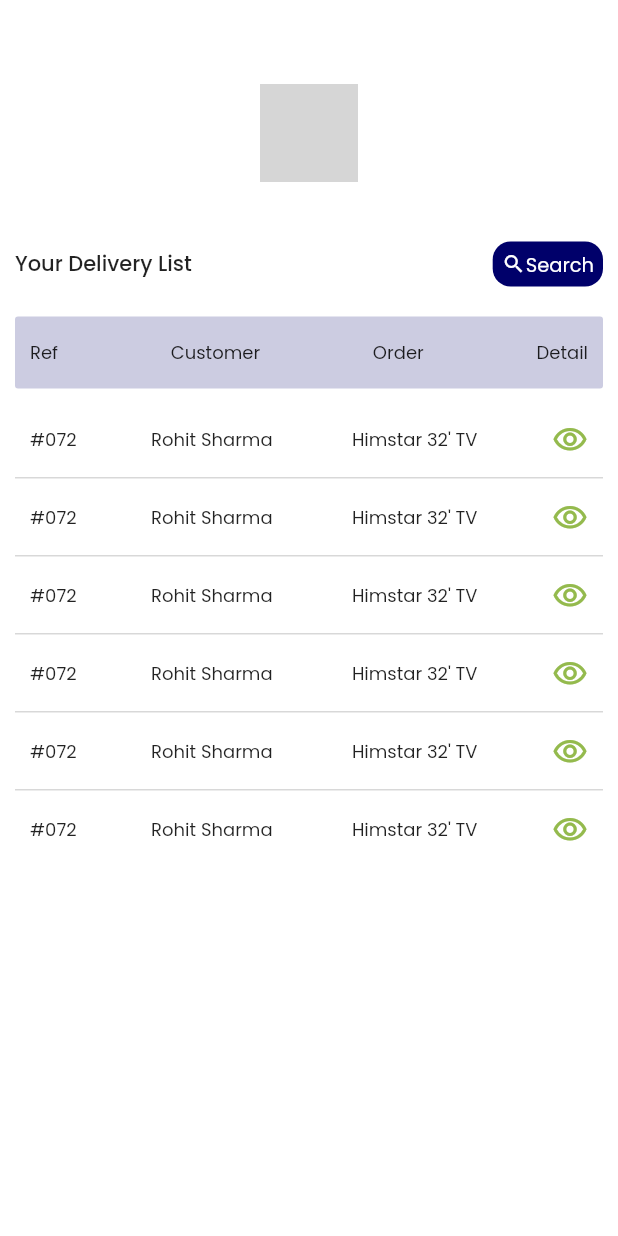
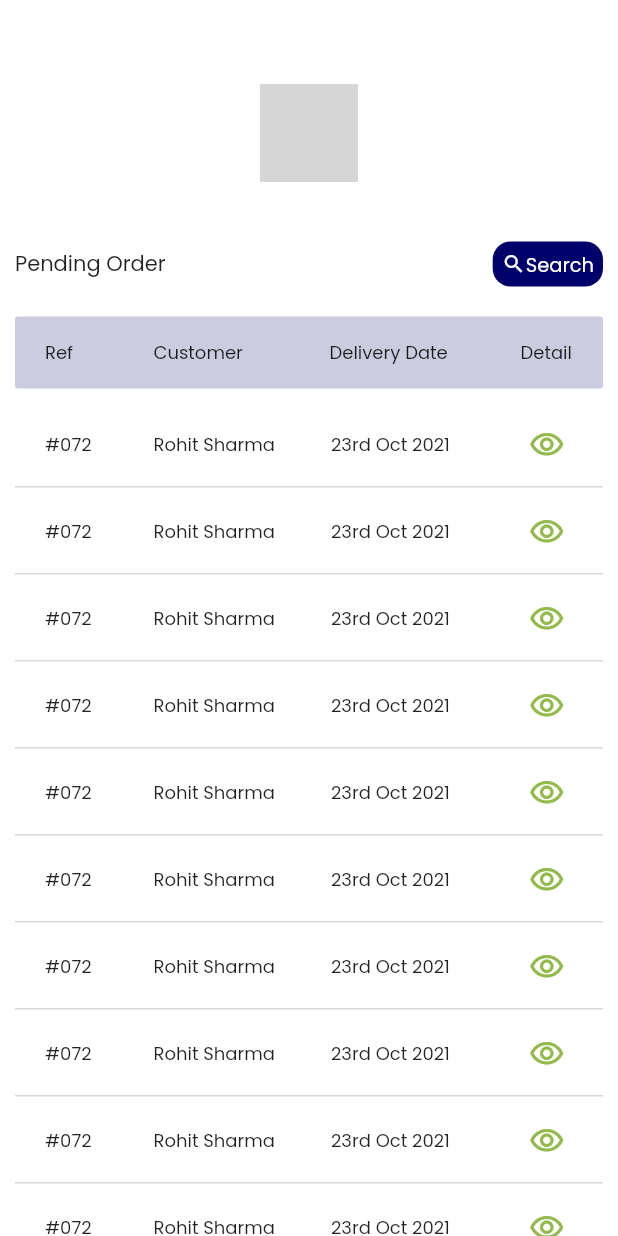
Before and after one commit to surajadkhari/Parse-Json_in_Flutter, a Flutter app: the screen it shows after launch, on a phone screen of 412 x 824 dp. Run offline on Flutter 3.47's test engine with Material 2 defaults, Android fonts, the light colour scheme and no system bars; our stand-ins replace data_table_2, flutter_riverpod, google_fonts; network calls fail; grey boxes are pictures that could not be loaded.

Commit message:
Pendingorder UI2

```diff
--- /dev/null
+++ b/lib/components/pendingorder_section.dart
@@ -0,0 +1,91 @@
+import 'package:flutter/material.dart';
+
+Container tableTitleWidget(TextStyle menustyle) {
+  return Container(
+    margin: EdgeInsets.all(10),
+    padding: EdgeInsets.all(10),
+    height: 48,
+    decoration: BoxDecoration(
+        borderRadius: BorderRadius.circular(2),
+        color: Color(0xff00006A).withOpacity(0.2)),
+    child: Padding(
+      padding: const EdgeInsets.symmetric(horizontal: 10.0),
+      child: Row(
+        mainAxisAlignment: MainAxisAlignment.spaceBetween,
+        children: [
+          Container(width: 35, child: Text("Ref", style: menustyle)),
+          Container(
+            width: 80,
+            child: Text(
+              "Customer",
+              style: menustyle,
+            ),
+          ),
+          Container(
+            width: 90,
+            child: Text(
+              "Delivery Date",
+              style: menustyle,
+            ),
+          ),
+          Container(
+            width: 35,
+            child: Text(
+              "Detail",
+              style: menustyle,
+            ),
+          )
+        ],
+      ),
+    ),
+  );
+}
+
+Expanded tableDataWidget(TextStyle menustyle) {
+  return Expanded(
+    child: ListView.builder(
+        shrinkWrap: true,
+        scrollDirection: Axis.vertical,
+        physics: ScrollPhysics(parent: BouncingScrollPhysics()),
+        itemCount: 20,
+        itemBuilder: (context, index) {
+          return Container(
+            margin: EdgeInsets.only(left: 10, right: 10, bottom: 2),
+            padding: EdgeInsets.all(10),
+            height: 56,
+            decoration: BoxDecoration(
+                border: Border(
+                    bottom: BorderSide(color: Colors.grey.withOpacity(0.4)))),
+            child: Padding(
+              padding: const EdgeInsets.symmetric(horizontal: 10.0),
+              child: Row(
+                mainAxisAlignment: MainAxisAlignment.spaceBetween,
+                children: [
+                  Container(width: 36, child: Text("#072", style: menustyle)),
+                  Container(
+                    width: 82,
+                    child: Text(
+                      "Rohit Sharma",
+                      style: menustyle,
+                    ),
+                  ),
+                  Container(
+                    width: 90,
+                    child: Text(
+                      "23rd Oct 2021",
+                      overflow: TextOverflow.ellipsis,
+                      style: menustyle,
+                    ),
+                  ),
+                  Container(
+                    width: 35,
+                    child: Icon(Icons.visibility_outlined,
+                        color: Color(0xff94BA4D)),
+                  )
+                ],
+              ),
+            ),
+          );
+        }),
+  );
+}
--- a/lib/main.dart
+++ b/lib/main.dart
@@ -1,7 +1,8 @@
 import 'package:flutter/material.dart';
 import 'package:flutter_riverpod/flutter_riverpod.dart';
+import 'package:parse_json_flutter/screen/hm_UI2.dart';
 import 'package:parse_json_flutter/screen/hm_ui.dart';
-import 'package:parse_json_flutter/screen/homepage.dart';
+import 'package:parse_json_flutter/screen/pendingorder_page.dart';
 
 void main() {
   runApp(ProviderScope(child: const MyApp()));
@@ -14,7 +15,7 @@ class MyApp extends StatelessWidget {
   Widget build(BuildContext context) {
     return MaterialApp(
       debugShowCheckedModeBanner: false,
-      home: NeworderPage(),
+      home: NewUI(),
     );
   }
 }
--- a/lib/providers/export_provider.dart
+++ /dev/null
@@ -1,2 +0,0 @@
-export 'package:flutter_riverpod/flutter_riverpod.dart';
-export 'package:parse_json_flutter/services/api_service.dart';
--- a/lib/providers/userdata_provider.dart
+++ /dev/null
@@ -1,19 +0,0 @@
-import 'package:parse_json_flutter/services/export_service.dart';
-
-import 'export_provider.dart';
-
-//Statenotifer provider Class
-class UserNotifier extends StateNotifier<List<UsersModel>> {
-  UserNotifier() : super([]) {
-    loadData();
-  }
-
-  loadData() async {
-    state = await Apiservice().fetchData();
-  }
-}
-
-//Statenotifier provider
-
-final userListProvider = StateNotifierProvider<UserNotifier, List<UsersModel>>(
-    (ref) => UserNotifier());
--- a/lib/screen/export_screens.dart
+++ /dev/null
@@ -1 +0,0 @@
-export 'package:flutter/material.dart';
--- /dev/null
+++ b/lib/screen/hm_UI2.dart
@@ -0,0 +1,80 @@
+import 'package:flutter/material.dart';
+import 'package:google_fonts/google_fonts.dart';
+import 'package:parse_json_flutter/components/pendingorder_section.dart';
+
+class NewUI extends StatelessWidget {
+  const NewUI({Key? key}) : super(key: key);
+
+  @override
+  Widget build(BuildContext context) {
+    print(MediaQuery.of(context).size.width);
+    TextStyle menustyle =
+        GoogleFonts.poppins(textStyle: TextStyle(fontSize: 12));
+    return Scaffold(
+      backgroundColor: Colors.white,
+      appBar: AppBar(
+        elevation: 0,
+        backgroundColor: Colors.white,
+      ),
+      body: Column(
+        mainAxisAlignment: MainAxisAlignment.start,
+        children: [
+          Container(
+            child: Image(
+                height: 65,
+                image: NetworkImage(
+                    'https://www.himelectronics.com/MediaThumb/large/Media/4257_him_1.jpg')),
+          ),
+          SizedBox(
+            height: 30,
+          ),
+          Container(
+              margin: EdgeInsets.all(10),
+              height: 30,
+              child: Row(
+                mainAxisAlignment: MainAxisAlignment.spaceBetween,
+                children: [
+                  Text(
+                    'Pending Order',
+                    style: GoogleFonts.poppins(
+                        textStyle: TextStyle(
+                            fontSize: 14, fontWeight: FontWeight.w400)),
+                  ),
+                  Container(
+                    padding: EdgeInsets.all(3),
+                    decoration: BoxDecoration(
+                        color: Color(0xff00006A),
+                        borderRadius: BorderRadius.circular(12)),
+                    child: Padding(
+                      padding: const EdgeInsets.all(3.0),
+                      child: Row(
+                        children: [
+                          Icon(
+                            Icons.search,
+                            color: Colors.white,
+                            size: 16,
+                          ),
+                          Text(
+                            "Search",
+                            style: GoogleFonts.poppins(
+                                textStyle: TextStyle(
+                                    color: Colors.white, fontSize: 13)),
+                          ),
+                        ],
+                      ),
+                    ),
+                  ),
+                ],
+              )),
+          tableTitleWidget(menustyle),
+          // SizedBox(
+          //   height: 400,
+          //   child:
+
+          tableDataWidget(menustyle),
+          // )
+        ],
+      ),
+    );
+  }
+}
--- a/lib/screen/hm_ui.dart
+++ b/lib/screen/hm_ui.dart
@@ -1,7 +1,7 @@
 import 'package:flutter/cupertino.dart';
+import 'package:flutter/material.dart';
 import 'package:flutter/widgets.dart';
 import 'package:google_fonts/google_fonts.dart';
-import 'package:parse_json_flutter/screen/export_screens.dart';
 
 class NeworderPage extends StatelessWidget {
   const NeworderPage({Key? key}) : super(key: key);
@@ -23,7 +23,7 @@ class NeworderPage extends StatelessWidget {
             child: Image(
                 height: 65,
                 image: NetworkImage(
-                    'https://himelectronics.com/Media/him_electronics_logo.png')),
+                    'https://www.himelectronics.com/MediaThumb/large/Media/4257_him_1.jpg')),
           ),
           SizedBox(
             height: 30,
@@ -88,16 +88,16 @@ class NeworderPage extends StatelessWidget {
                 Text(
                   "Detail",
                   style: menustyle,
-                )
+                ),
               ],
             ),
           ),
           SizedBox(
-            height: 300,
+            height: 400,
             child: ListView.builder(
                 scrollDirection: Axis.vertical,
                 physics: ScrollPhysics(parent: BouncingScrollPhysics()),
-                itemCount: 9,
+                itemCount: 10,
                 itemBuilder: (context, index) {
                   return Container(
                     margin: EdgeInsets.only(left: 10, right: 10, bottom: 2),
@@ -112,7 +112,7 @@ class NeworderPage extends StatelessWidget {
                       children: [
                         Text("#072", style: menustyle),
                         Text(
-                          "Rohit Sharma ",
+                          "Rohit Sharma",
                           style: menustyle,
                         ),
                         Text(
@@ -120,7 +120,7 @@ class NeworderPage extends StatelessWidget {
                           style: menustyle,
                         ),
                         Icon(Icons.visibility_outlined,
-                            color: Color(0xff94BA4D))
+                            color: Color(0xff94BA4D)),
                       ],
                     ),
                   );
--- a/pubspec.yaml
+++ b/pubspec.yaml
@@ -37,6 +37,9 @@ dependencies:
   http: ^0.13.4
   flutter_riverpod: ^0.14.0+3
   google_fonts: ^2.1.0
+  horizontal_data_table: ^3.5.0
+  data_table_2: ^2.1.1
+
 
 dev_dependencies:
   flutter_test:
```
Also changed, not shown: lib/models/user_model.dart (deleted, +0 -13 lines), lib/screen/detail_page.dart (deleted, +0 -36 lines), lib/screen/homepage.dart (deleted, +0 -59 lines), lib/screen/pendingorder_page.dart (added, +53 -0 lines), lib/services/api_service.dart (deleted, +0 -23 lines), lib/services/export_service.dart (deleted, +0 -7 lines), lib/screen/detialpage.dart (deleted), pubspec.lock.
